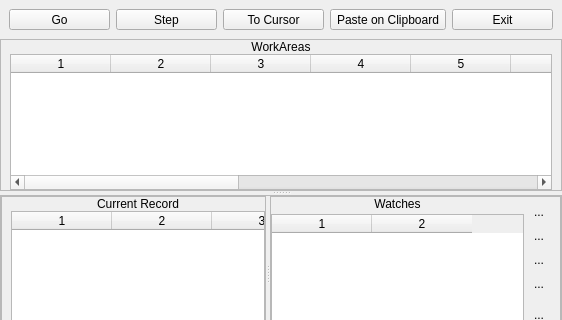
The window that hbide/debugger.ui (FiveTechSoft/qtcontribs) describes before a commit, drawn with Qt 5; both pictures show x 0 to 562 and y 0 to 320 of the 562 by 703 pixel window.
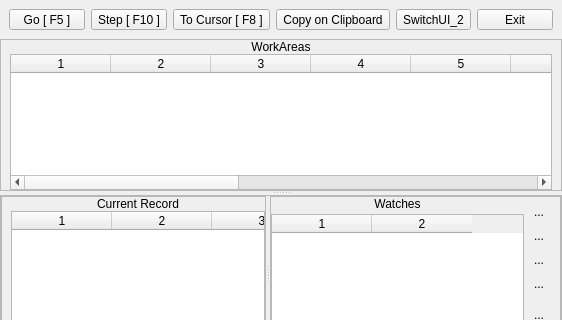
The same window after the commit. Icons and pictures are not drawn.

Patch:
```diff
--- a/hbide/debugger.ui
+++ b/hbide/debugger.ui
@@ -56,7 +56,7 @@
          </sizepolicy>
         </property>
         <property name="text">
-         <string>Go</string>
+         <string>Go [ F5 ]</string>
         </property>
        </widget>
       </item>
@@ -69,7 +69,7 @@
          </sizepolicy>
         </property>
         <property name="text">
-         <string>Step</string>
+         <string>Step [ F10 ]</string>
         </property>
        </widget>
       </item>
@@ -82,7 +82,7 @@
          </sizepolicy>
         </property>
         <property name="text">
-         <string>To Cursor</string>
+         <string>To Cursor [ F8 ]</string>
         </property>
        </widget>
       </item>
@@ -95,7 +95,20 @@
          </sizepolicy>
         </property>
         <property name="text">
-         <string>Paste on Clipboard</string>
+         <string>Copy on Clipboard</string>
+        </property>
+       </widget>
+      </item>
+      <item>
+       <widget class="QToolButton" name="btnSwitch">
+        <property name="sizePolicy">
+         <sizepolicy hsizetype="Preferred" vsizetype="Fixed">
+          <horstretch>0</horstretch>
+          <verstretch>0</verstretch>
+         </sizepolicy>
+        </property>
+        <property name="text">
+         <string>SwitchUI_2</string>
         </property>
        </widget>
       </item>
```
